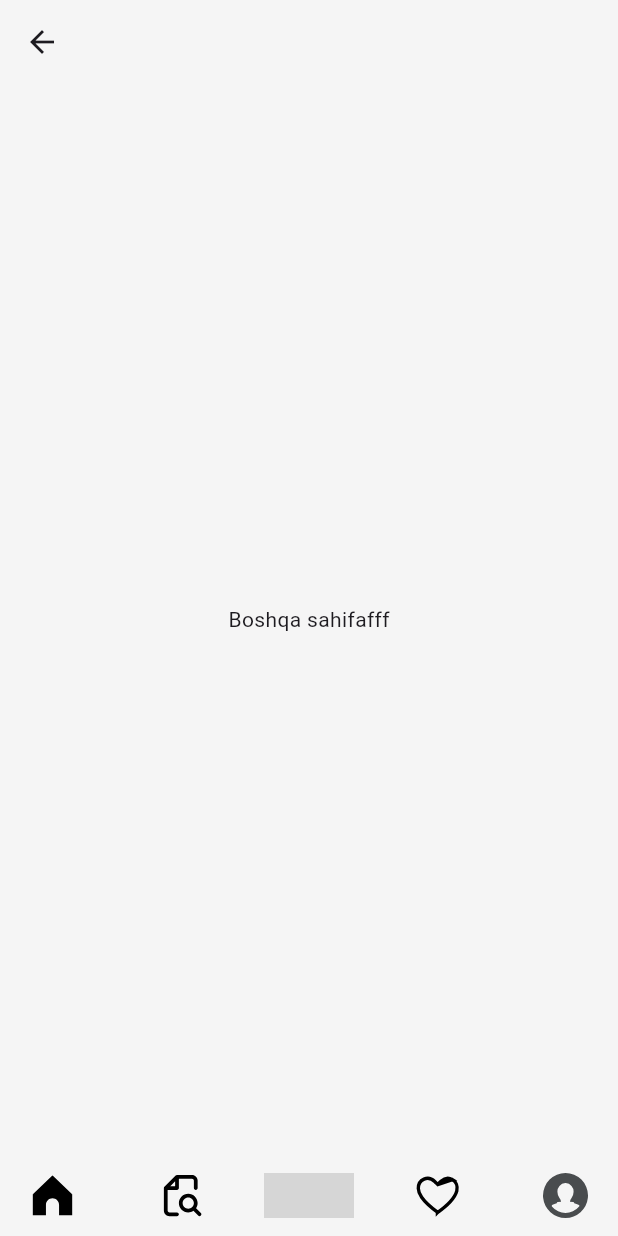
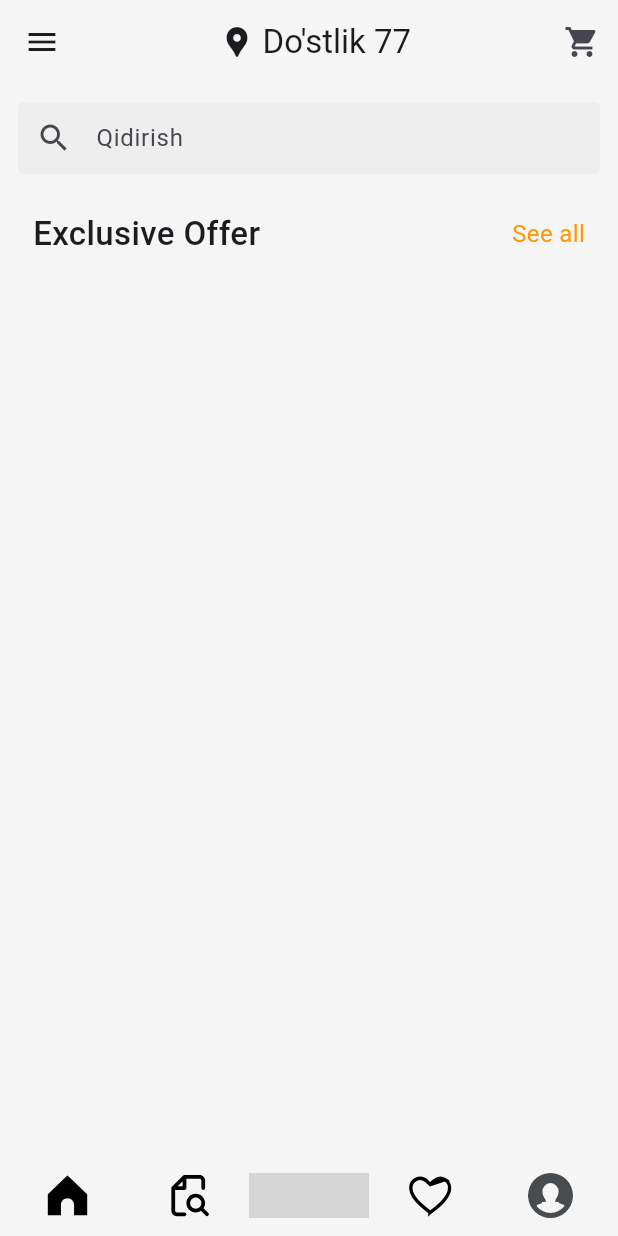
Before and after one commit to Azizbek571/Market571, a Flutter app: the MainPage screen opened directly, on a phone screen of 412 x 824 dp. Run offline on Flutter 3.47's test engine with Material 3 defaults, Android fonts, the phone set to English and light mode, and no system bars; our stand-ins replace flutter_svg, get, mask_text_input_formatter; grey boxes are pictures that could not be loaded.

Commit message:
main page search

```diff
--- a/lib/pages/Home_page.dart
+++ b/lib/pages/Home_page.dart
@@ -11,14 +11,75 @@ class _HomePageState extends State<HomePage> {
   @override
   Widget build(BuildContext context) {
     return Scaffold(
-      backgroundColor: Colors.grey[100],
-      appBar: AppBar(
-      backgroundColor: Colors.grey[100],
+        backgroundColor: Colors.grey[100],
+        appBar: AppBar(
+          backgroundColor: Colors.grey[100],
+          title: Row(
+            mainAxisAlignment: MainAxisAlignment.center,
+            children: [
+              Icon(Icons.location_pin),
+              SizedBox(width: 5),
+              Flexible(
+                child: Text(
+                  "Do'stlik 77",
+                  overflow: TextOverflow.ellipsis,
+                  maxLines: 1,
+                ),
+              ),
+            ],
+          ),
+          centerTitle: true,
+          actions: [
+            IconButton(onPressed: () {}, icon: Icon(Icons.shopping_cart))
+          ],
+          leading: IconButton(onPressed: () {}, icon: Icon(Icons.menu)),
+        ),
+        body: Column(
+          children: [
+            SizedBox(
+              child: Padding(
+                padding: const EdgeInsets.all(12.0),
+                child: Container(
+                  constraints: BoxConstraints(maxWidth: 500),
+                  child: TextField(
+                    decoration: InputDecoration(
+                      // focusedBorder: ,
+                      enabledBorder: OutlineInputBorder(
+                          borderSide: BorderSide(color: Colors.transparent)),
+                      focusedBorder: OutlineInputBorder(
+                          borderSide: BorderSide(color: Colors.transparent)),
+                      fillColor: Colors.grey[200],
+                      filled: true,
 
-      ),
-      body: Center(
-        child: Text("Boshqa sahifafff"),
-      ),
-    );
+                      contentPadding:
+                          EdgeInsets.symmetric(vertical: 10, horizontal: 10),
+                      hintText: "Qidirish",
+                      // suffixIcon: Icon(Icons.search),
+                      prefixIcon: Icon(Icons.search),
+                      border: OutlineInputBorder(
+                          borderRadius: BorderRadius.circular(10.0),
+                          borderSide: BorderSide()),
+                    ),
+                  ),
+                ),
+              ),
+            ),
+            Padding(
+              padding: const EdgeInsets.symmetric(horizontal: 12, vertical: 12),
+              child: Row(
+                mainAxisAlignment: MainAxisAlignment.spaceBetween,
+                children: [
+                   Padding(
+                     padding: const EdgeInsets.only(left: 10),
+                     child: Text("Exclusive Offer", style: TextStyle(fontSize: 22, fontWeight: FontWeight.w500),),
+                   ),
+                   Padding(
+                     padding: const EdgeInsets.only(right: 10),
+                     child: Text("See all", style: TextStyle(fontSize: 16,color: Colors.orange, fontWeight: FontWeight.w400 ),),
+                   )
+              ],),
+            )
+          ],
+        ));
   }
 }
--- a/lib/pages/main_page.dart
+++ b/lib/pages/main_page.dart
@@ -21,7 +21,7 @@ class _MainPageState extends State<MainPage> {
         builder: (controller) {
           return Scaffold(
             backgroundColor: Colors.grey[100],
-            // appBar: AppBar(),
+
             bottomNavigationBar:
             Padding(
               padding:
@@ -41,7 +41,7 @@ class _MainPageState extends State<MainPage> {
                                 // color: Colors.red,
                                 borderRadius: BorderRadius.circular(20)),
                               height: 30,
-                              width: 60,
+                              width: 80,
                               // color: Colors.red,
                               child: SvgPicture.asset(item['icon'])),
                         )
@@ -53,7 +53,7 @@ class _MainPageState extends State<MainPage> {
                               decoration: BoxDecoration(borderRadius: BorderRadius.circular(12)),
 
                           // color: Colors.red,
-                            width: 60,
+                            width: 80,
                             height: 30,
                             child: SvgPicture.asset(AppIcons.profile),
                           ),
```
Also changed, not shown: lib/models/product.dart (added, +45 -0 lines), lib/pages/search/search.dart (added).
